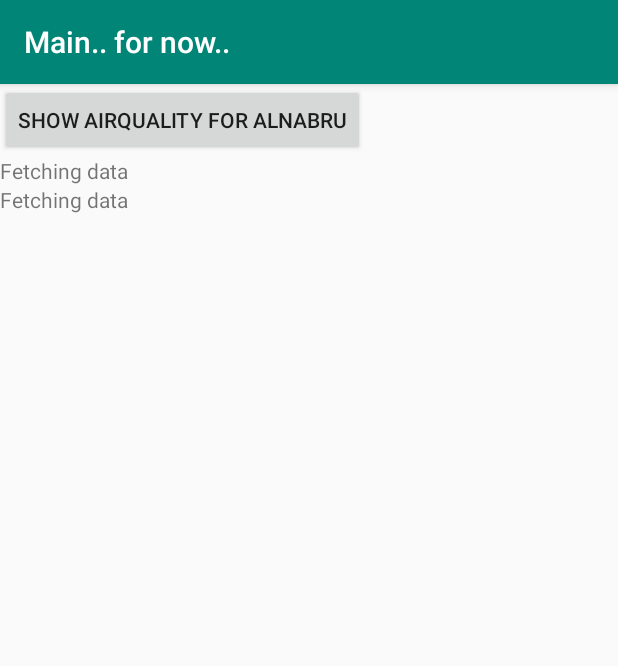
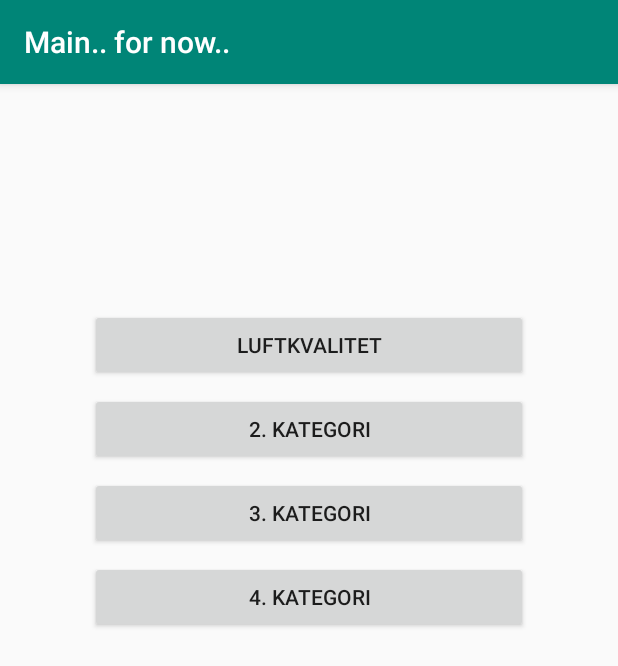
Before and after one commit to robinfroland/klimahelse, an Android app: the screen it shows after launch (MainActivity), on a phone screen of 412 x 824 dp. Shown: the top 666 px of the screen. Run offline under Robolectric (Android 15) with nearby library versions, the phone set to English and light mode, and no system bars.

Commit message:
update xml files to accomodate airquality layout

```diff
--- a/app/src/main/res/layout/activity_main.xml
+++ b/app/src/main/res/layout/activity_main.xml
@@ -1,5 +1,6 @@
 <?xml version="1.0" encoding="utf-8"?>
-<LinearLayout xmlns:android="http://schemas.android.com/apk/res/android"
+<androidx.constraintlayout.widget.ConstraintLayout xmlns:android="http://schemas.android.com/apk/res/android"
+    xmlns:app="http://schemas.android.com/apk/res-auto"
     xmlns:tools="http://schemas.android.com/tools"
     android:layout_width="match_parent"
     android:layout_height="match_parent"
@@ -7,29 +8,56 @@
     tools:context=".MainActivity">
 
     <Button
-        android:id="@+id/open_station"
-        android:layout_width="wrap_content"
+        android:id="@+id/open_airquality"
+        android:layout_width="0dp"
         android:layout_height="wrap_content"
+        android:layout_marginStart="60dp"
+        android:layout_marginTop="150dp"
+        android:layout_marginEnd="60dp"
         android:onClick="showStationData"
-        android:text="Show airquality for Alnabru" />
+        android:text="LUFTKVALITET"
+        app:layout_constraintEnd_toEndOf="parent"
+        app:layout_constraintStart_toStartOf="parent"
+        app:layout_constraintTop_toTopOf="parent" />
 
-    <TextView
-        android:id="@+id/locationText"
-        android:layout_width="match_parent"
+    <Button
+        android:id="@+id/open_kategori2"
+        android:layout_width="0dp"
         android:layout_height="wrap_content"
-        android:text="Fetching data" />
+        android:layout_marginStart="60dp"
+        android:layout_marginTop="8dp"
+        android:layout_marginEnd="60dp"
+        android:onClick="showStationData"
+        android:text="2. KATEGORI"
+        app:layout_constraintEnd_toEndOf="parent"
+        app:layout_constraintStart_toStartOf="parent"
+        app:layout_constraintTop_toBottomOf="@+id/open_airquality" />
+
+    <Button
+        android:id="@+id/open_kategori3"
+        android:layout_width="0dp"
+        android:layout_height="wrap_content"
+        android:layout_marginStart="60dp"
+        android:layout_marginTop="8dp"
+        android:layout_marginEnd="60dp"
+        android:onClick="showStationData"
+        android:text="3. KATEGORI"
+        app:layout_constraintEnd_toEndOf="parent"
+        app:layout_constraintStart_toStartOf="parent"
+        app:layout_constraintTop_toBottomOf="@+id/open_kategori2" />
+
+    <Button
+        android:id="@+id/open_kategori4"
+        android:layout_width="0dp"
+        android:layout_height="wrap_content"
+        android:layout_marginStart="60dp"
+        android:layout_marginTop="8dp"
+        android:layout_marginEnd="60dp"
+        android:onClick="showStationData"
+        android:text="4. KATEGORI"
+        app:layout_constraintEnd_toEndOf="parent"
+        app:layout_constraintStart_toStartOf="parent"
+        app:layout_constraintTop_toBottomOf="@+id/open_kategori3" />
 
 
-    <ScrollView
-        android:layout_width="match_parent"
-        android:layout_height="match_parent">
-
-        <TextView
-            android:id="@+id/dataText"
-            android:layout_width="match_parent"
-            android:layout_height="wrap_content"
-            android:text="Fetching data" />
-
-
-    </ScrollView>
-</LinearLayout>
+</androidx.constraintlayout.widget.ConstraintLayout>
--- a/app/src/main/res/values/strings.xml
+++ b/app/src/main/res/values/strings.xml
@@ -1,3 +1,8 @@
 <resources>
     <string name="app_name">helse</string>
+    <string name="location_text">Luftkvalitet for min posisjon/default:</string>
+    <string name="o3_text">03: 1$s</string>
+    <string name="pm10_text">pm10: 1$s</string>
+    <string name="pm25_text">pm25: 1$s</string>
+    <string name="no2_text">no2: 1$s</string>
 </resources>
```
Also changed, not shown: app/src/main/res/layout/activity_airquality.xml (+37 -0 lines).
